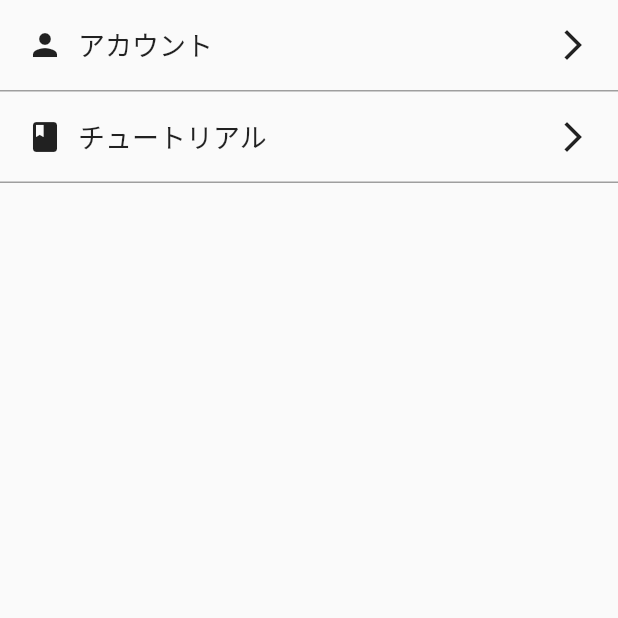
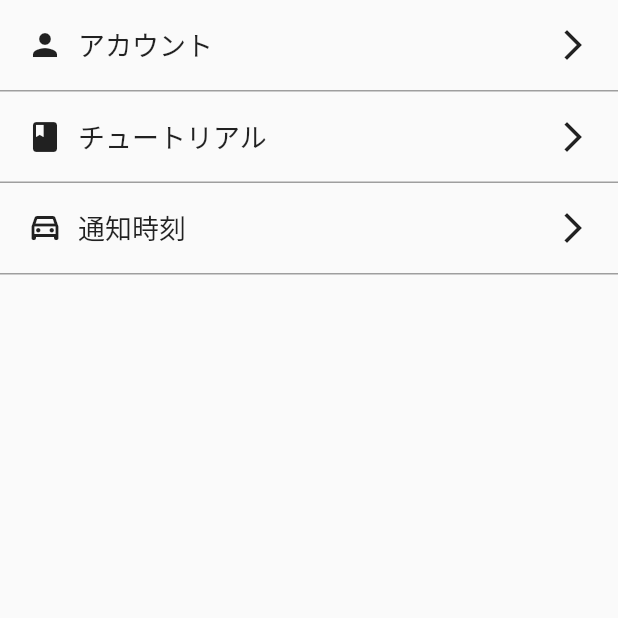
Before and after one commit to y0303noki/coffee_project, a Flutter app: the SettingPage screen opened directly, on a phone screen of 412 x 824 dp, the top half of it. Run offline on Flutter 3.47's test engine with Material 2 defaults, Android fonts, the phone set to English and light mode, and no system bars; drawn by our look-alikes of flutter_easyloading; our stand-ins replace cloud_firestore, firebase_auth, firebase_core, firebase_storage, flutter_rating_bar, google_sign_in and 1 more; missing offline and left inert: esys_flutter_share, sign_button; accounts and stored records are empty; network calls fail; statements that could not run were skipped.

Commit message:
あんまりできてない

```diff
--- a/lib/model/user.dart
+++ b/lib/model/user.dart
@@ -10,6 +10,7 @@ class UserData {
   String googleId;
   int status;
   bool isDeleted;
+  String notificationAt;
 
   final DocumentReference reference;
 
@@ -19,7 +20,8 @@ class UserData {
         createdAt = map['createdAt'].toDate(),
         updatedAt = map['updatedAt'].toDate(),
         status = map['status'],
-        isDeleted = map['isDeleted'];
+        isDeleted = map['isDeleted'],
+        notificationAt = map['notificationAt'];
 
   UserData.fromSnapshot(DocumentSnapshot snapshot)
       : this.fromMap(snapshot.data(), reference: snapshot.reference);
--- a/lib/model/user_dto.dart
+++ b/lib/model/user_dto.dart
@@ -5,6 +5,7 @@ class UserDto {
   DateTime createdAt;
   DateTime updatedAt;
   bool isDeleted;
+  String notificationAt;
   UserDto({
     this.id,
     this.status,
@@ -12,5 +13,6 @@ class UserDto {
     this.createdAt,
     this.updatedAt,
     this.isDeleted,
+    this.notificationAt,
   });
 }
--- a/lib/ui/setting_page.dart
+++ b/lib/ui/setting_page.dart
@@ -1,31 +1,57 @@
+import 'package:cloud_firestore/cloud_firestore.dart';
+import 'package:coffee_project/model/user_dto.dart';
 import 'package:coffee_project/ui/account_page.dart';
+import 'package:coffee_project/ui/time_picker_page.dart';
 import 'package:coffee_project/ui/tutorial_page.dart';
+import 'package:coffee_project/utils/date_utility.dart';
 import 'package:coffee_project/view_model/login_model.dart';
+import 'package:coffee_project/view_model/user_model.dart';
 import 'package:firebase_auth/firebase_auth.dart';
 import 'package:flutter/material.dart';
 import 'package:provider/provider.dart';
+import 'package:intl/date_symbol_data_local.dart';
 
 // アカウント情報画面
 class SettingPage extends StatelessWidget {
+  // 通知時刻
+  String notificationTime;
+
   @override
   Widget build(BuildContext context) {
     return Scaffold(
       backgroundColor: Theme.of(context).canvasColor,
-      body: ListView(children: [
-        _openAccountPage("アカウント", Icon(Icons.person), context),
-        _tutorialPage('チュートリアル', Icon(Icons.book), context),
-        // _settingListItem("通知", Icon(Icons.notifications), null),
-      ]),
+      body: ChangeNotifierProvider<UserModel>(
+        create: (_) => UserModel(),
+        child: Consumer<UserModel>(
+          builder: (context, model, child) {
+            print(model.notiTime);
+            return ListView(
+              children: [
+                _openAccountPage("アカウント", Icon(Icons.person), context),
+                _tutorialPage('チュートリアル', Icon(Icons.book), context),
+                _timePickerPage(
+                    '通知時刻', Icon(Icons.time_to_leave_outlined), context, model),
+                // _settingListItem("通知", Icon(Icons.notifications), null),
+              ],
+            );
+          },
+        ),
+      ),
     );
   }
 
   // 設定リストのcontainer
-  Container _settingContainer(BuildContext context, String title, Icon icon) {
+  Container _settingContainer(BuildContext context, String title, Icon icon,
+      [String notificationTime]) {
+    String notificationTimeStr = '--:--';
+    if (notificationTime != null) {
+      notificationTimeStr = notificationTime;
+    }
+
     return Container(
       padding: EdgeInsets.all(8.0),
-      decoration: new BoxDecoration(
-          border:
-              new Border(bottom: BorderSide(width: 1.0, color: Colors.grey))),
+      decoration: BoxDecoration(
+          border: Border(bottom: BorderSide(width: 1.0, color: Colors.grey))),
       child: Row(
         mainAxisAlignment: MainAxisAlignment.spaceBetween,
         children: [
@@ -41,6 +67,16 @@ class SettingPage extends StatelessWidget {
                     color: Theme.of(context).textTheme.bodyText1.color,
                     fontSize: 18.0),
               ),
+              if (notificationTime != null)
+                Padding(
+                  padding: const EdgeInsets.fromLTRB(10, 0, 0, 0),
+                  child: Text(
+                    notificationTimeStr,
+                    style: TextStyle(
+                        color: Theme.of(context).textTheme.bodyText1.color,
+                        fontSize: 15.0),
+                  ),
+                ),
             ],
           ),
           Container(
@@ -83,4 +119,62 @@ class SettingPage extends StatelessWidget {
       },
     );
   }
+
+  Widget _timePickerPage(
+      String title, Icon icon, BuildContext context, UserModel model) {
+    return GestureDetector(
+      child: _settingContainer(context, title, icon, notificationTime),
+      onTap: () async {
+        final TimeOfDay t = await showTimePicker(
+          context: context,
+          initialTime: TimeOfDay.now(),
+        );
+        if (t != null) {
+          String userId = LoginModel().user.uid;
+
+          notificationTime = _toHHmm(t);
+          print(notificationTime);
+
+          // String _labelText = DateUtility(t).toHm();
+          UserDto userDto = new UserDto(
+            id: userId,
+            notificationAt: notificationTime,
+          );
+          // model.notiTime = dt;
+          model.updateNotificationAt(userDto);
+          model.refresh();
+          // setState(() {
+          //   _labelText = (DateFormat.Hm()).format(dt);
+          // });
+        }
+      },
+    );
+  }
+
+  // String _notificationStr(BuildContext context) {
+  //   return StreamBuilder<QuerySnapshot>(
+  //     stream: UserModel().findUserQuerySnapshot(),
+  //     builder: (context, snapshot) {
+  //       if (!snapshot.hasData) return '';
+  //       return '';
+
+  //       // return _buildList(context, snapshot.data.docs);
+  //     },
+  //   );
+  // }
+
+  DateTime _toDateTime(TimeOfDay t) {
+    var now = DateTime.now();
+    return DateTime(now.year, now.month, now.day, t.hour, t.minute);
+  }
+
+  String _toHHmm(TimeOfDay t) {
+    // ゼロ詰めして2桁にする
+    String zeroHour =
+        t.hour < 10 ? '0${t.hour.toString()}' : '${t.hour.toString()}';
+    String zeroMinute =
+        t.minute < 10 ? '0${t.minute.toString()}' : '${t.minute.toString()}';
+
+    return '$zeroHour:$zeroMinute';
+  }
 }
--- a/lib/utils/date_utility.dart
+++ b/lib/utils/date_utility.dart
@@ -11,4 +11,9 @@ class DateUtility {
     var formatted = formatter.format(_dateTime); // DateからString
     return formatted;
   }
+
+  String toHHmm() {
+    initializeDateFormatting("ja_JP");
+    return (DateFormat.Hm()).format(_dateTime);
+  }
 }
```
Also changed, not shown: lib/ui/time_picker_page.dart (added, +130 -0 lines), lib/view_model/time_picker_model.dart (added, +197 -0 lines), lib/view_model/user_model.dart (+45 -82 lines).
